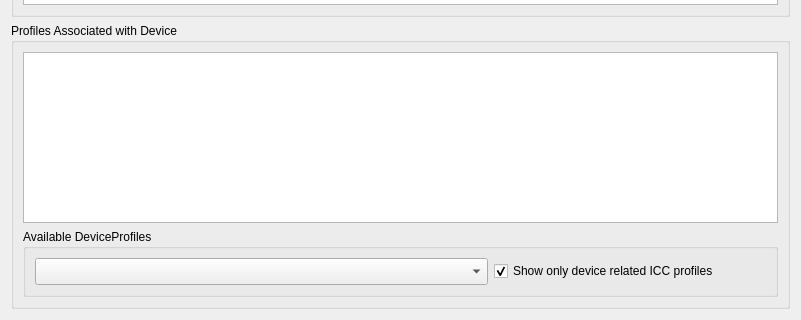
First picture: the form in devices/kmdevices.ui, repository KDE/kolor-manager, before the edit; both pictures show x 0 to 801 and y 280 to 600 of the 801 by 600 pixel window.
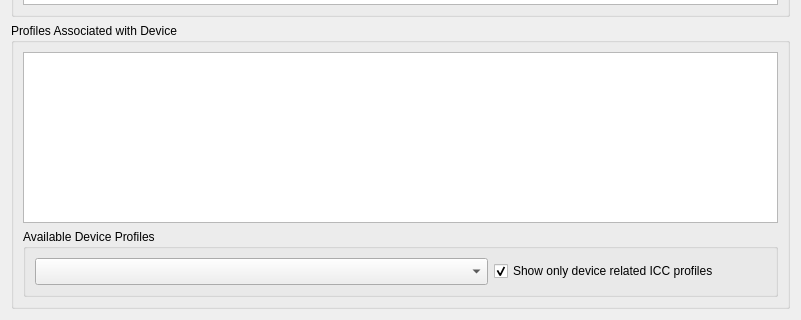
Second picture: the form after the edit.

Diff of the .ui file:
```diff
--- a/devices/kmdevices.ui
+++ b/devices/kmdevices.ui
@@ -108,7 +108,7 @@
          </sizepolicy>
         </property>
         <property name="title">
-         <string>Available DeviceProfiles</string>
+         <string>Available Device Profiles</string>
         </property>
         <property name="flat">
          <bool>false</bool>
```
